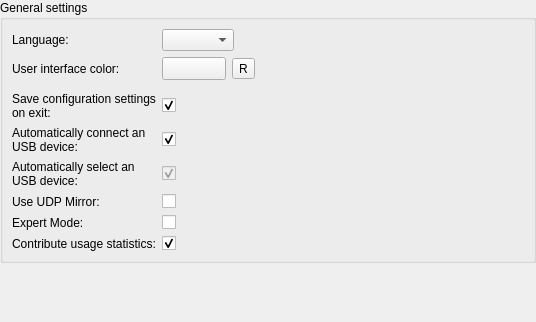
Above: ground/openpilotgcs/src/plugins/coreplugin/generalsettings.ui from librepilot/LibrePilot before the change. Below: the same form after it.
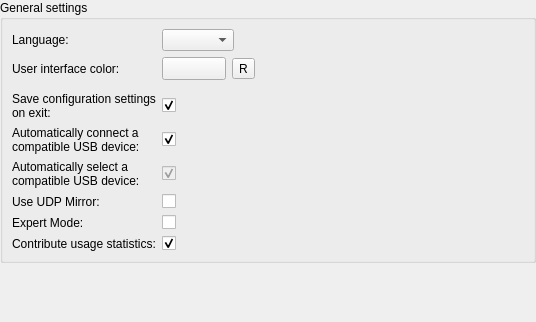
That is the form after the change. Icons and pictures are not drawn. Custom widgets are drawn as their Qt base class.

```diff
--- a/ground/openpilotgcs/src/plugins/coreplugin/generalsettings.ui
+++ b/ground/openpilotgcs/src/plugins/coreplugin/generalsettings.ui
@@ -66,7 +66,7 @@
       <item row="11" column="0">
        <widget class="QLabel" name="label_5">
         <property name="text">
-         <string>Automatically connect an USB device:</string>
+         <string>Automatically connect a compatible USB device:</string>
         </property>
         <property name="wordWrap">
          <bool>true</bool>
@@ -236,7 +236,7 @@
       <item row="12" column="0">
        <widget class="QLabel" name="label_6">
         <property name="text">
-         <string>Automatically select an USB device:</string>
+         <string>Automatically select a compatible USB device:</string>
         </property>
         <property name="wordWrap">
          <bool>true</bool>
```
